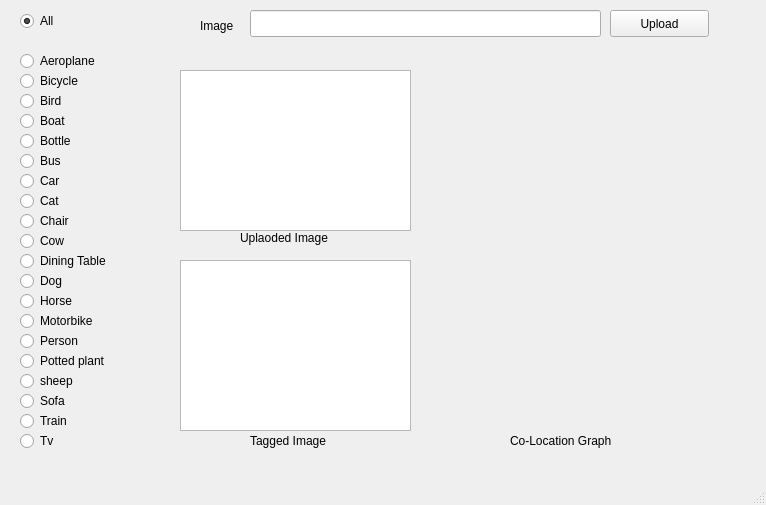
First picture: the form in GUI.ui, repository yashchandak/Co-Location-Graph, before the edit.
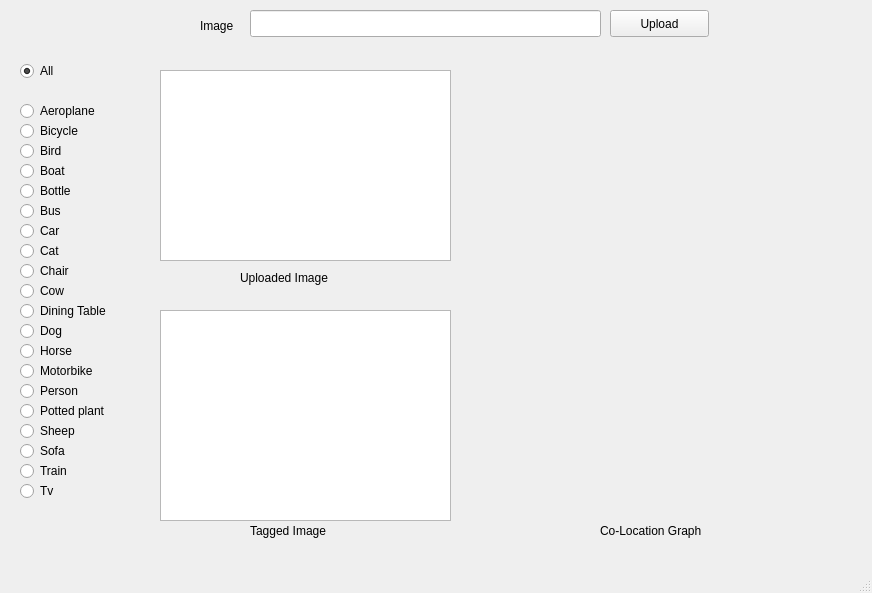
Second picture: the form after the edit.

```diff
--- a/GUI.ui
+++ b/GUI.ui
@@ -6,8 +6,8 @@
    <rect>
     <x>0</x>
     <y>0</y>
-    <width>766</width>
-    <height>505</height>
+    <width>872</width>
+    <height>593</height>
    </rect>
   </property>
   <property name="windowTitle">
@@ -21,7 +21,7 @@
     <property name="geometry">
      <rect>
       <x>20</x>
-      <y>390</y>
+      <y>440</y>
       <width>117</width>
       <height>22</height>
      </rect>
@@ -37,7 +37,7 @@
     <property name="geometry">
      <rect>
       <x>20</x>
-      <y>70</y>
+      <y>120</y>
       <width>117</width>
       <height>22</height>
      </rect>
@@ -53,7 +53,7 @@
     <property name="geometry">
      <rect>
       <x>20</x>
-      <y>150</y>
+      <y>200</y>
       <width>117</width>
       <height>22</height>
      </rect>
@@ -69,7 +69,7 @@
     <property name="geometry">
      <rect>
       <x>20</x>
-      <y>210</y>
+      <y>260</y>
       <width>117</width>
       <height>22</height>
      </rect>
@@ -85,7 +85,7 @@
     <property name="geometry">
      <rect>
       <x>20</x>
-      <y>270</y>
+      <y>320</y>
       <width>117</width>
       <height>22</height>
      </rect>
@@ -101,7 +101,7 @@
     <property name="geometry">
      <rect>
       <x>20</x>
-      <y>90</y>
+      <y>140</y>
       <width>117</width>
       <height>22</height>
      </rect>
@@ -117,7 +117,7 @@
     <property name="geometry">
      <rect>
       <x>20</x>
-      <y>350</y>
+      <y>400</y>
       <width>117</width>
       <height>22</height>
      </rect>
@@ -132,10 +132,10 @@
    <widget class="QGraphicsView" name="graphicsView_3">
     <property name="geometry">
      <rect>
-      <x>180</x>
-      <y>260</y>
-      <width>231</width>
-      <height>171</height>
+      <x>160</x>
+      <y>310</y>
+      <width>291</width>
+      <height>211</height>
      </rect>
     </property>
    </widget>
@@ -143,26 +143,26 @@
     <property name="geometry">
      <rect>
       <x>240</x>
-      <y>230</y>
+      <y>270</y>
       <width>121</width>
       <height>16</height>
      </rect>
     </property>
     <property name="text">
-     <string>Uplaoded Image</string>
+     <string>Uploaded Image</string>
     </property>
    </widget>
    <widget class="QRadioButton" name="radioButton_10">
     <property name="geometry">
      <rect>
       <x>20</x>
-      <y>370</y>
+      <y>420</y>
       <width>117</width>
       <height>22</height>
      </rect>
     </property>
     <property name="text">
-     <string>sheep</string>
+     <string>Sheep</string>
     </property>
     <property name="autoExclusive">
      <bool>false</bool>
@@ -185,7 +185,7 @@
     <property name="geometry">
      <rect>
       <x>20</x>
-      <y>50</y>
+      <y>100</y>
       <width>117</width>
       <height>22</height>
      </rect>
@@ -200,10 +200,10 @@
    <widget class="QGraphicsView" name="graphicsView">
     <property name="geometry">
      <rect>
-      <x>180</x>
+      <x>160</x>
       <y>70</y>
-      <width>231</width>
-      <height>161</height>
+      <width>291</width>
+      <height>191</height>
      </rect>
     </property>
    </widget>
@@ -220,8 +220,8 @@
    <widget class="QLabel" name="label_3">
     <property name="geometry">
      <rect>
-      <x>510</x>
-      <y>430</y>
+      <x>600</x>
+      <y>520</y>
       <width>131</width>
       <height>21</height>
      </rect>
@@ -234,7 +234,7 @@
     <property name="geometry">
      <rect>
       <x>20</x>
-      <y>230</y>
+      <y>280</y>
       <width>117</width>
       <height>22</height>
      </rect>
@@ -250,7 +250,7 @@
     <property name="geometry">
      <rect>
       <x>20</x>
-      <y>330</y>
+      <y>380</y>
       <width>117</width>
       <height>22</height>
      </rect>
@@ -266,7 +266,7 @@
     <property name="geometry">
      <rect>
       <x>20</x>
-      <y>170</y>
+      <y>220</y>
       <width>117</width>
       <height>22</height>
      </rect>
@@ -282,7 +282,7 @@
     <property name="geometry">
      <rect>
       <x>20</x>
-      <y>110</y>
+      <y>160</y>
       <width>117</width>
       <height>22</height>
      </rect>
@@ -298,7 +298,7 @@
     <property name="geometry">
      <rect>
       <x>20</x>
-      <y>430</y>
+      <y>480</y>
       <width>117</width>
       <height>22</height>
      </rect>
@@ -314,7 +314,7 @@
     <property name="geometry">
      <rect>
       <x>20</x>
-      <y>190</y>
+      <y>240</y>
       <width>117</width>
       <height>22</height>
      </rect>
@@ -330,7 +330,7 @@
     <property name="geometry">
      <rect>
       <x>20</x>
-      <y>310</y>
+      <y>360</y>
       <width>117</width>
       <height>22</height>
      </rect>
@@ -346,7 +346,7 @@
     <property name="geometry">
      <rect>
       <x>20</x>
-      <y>250</y>
+      <y>300</y>
       <width>117</width>
       <height>22</height>
      </rect>
@@ -362,7 +362,7 @@
     <property name="geometry">
      <rect>
       <x>20</x>
-      <y>410</y>
+      <y>460</y>
       <width>117</width>
       <height>22</height>
      </rect>
@@ -378,7 +378,7 @@
     <property name="geometry">
      <rect>
       <x>20</x>
-      <y>290</y>
+      <y>340</y>
       <width>117</width>
       <height>22</height>
      </rect>
@@ -394,7 +394,7 @@
     <property name="geometry">
      <rect>
       <x>20</x>
-      <y>130</y>
+      <y>180</y>
       <width>117</width>
       <height>22</height>
      </rect>
@@ -410,7 +410,7 @@
     <property name="geometry">
      <rect>
       <x>20</x>
-      <y>10</y>
+      <y>60</y>
       <width>117</width>
       <height>22</height>
      </rect>
@@ -426,7 +426,7 @@
     <property name="geometry">
      <rect>
       <x>250</x>
-      <y>430</y>
+      <y>520</y>
       <width>101</width>
       <height>21</height>
      </rect>
@@ -451,10 +451,10 @@
    <widget class="QWidget" name="mplwindow" native="true">
     <property name="geometry">
      <rect>
-      <x>420</x>
+      <x>460</x>
       <y>60</y>
-      <width>331</width>
-      <height>381</height>
+      <width>381</width>
+      <height>471</height>
      </rect>
     </property>
     <property name="sizePolicy">
```
Left out of the diff: 2 changed lines with no effect on the pictures.
